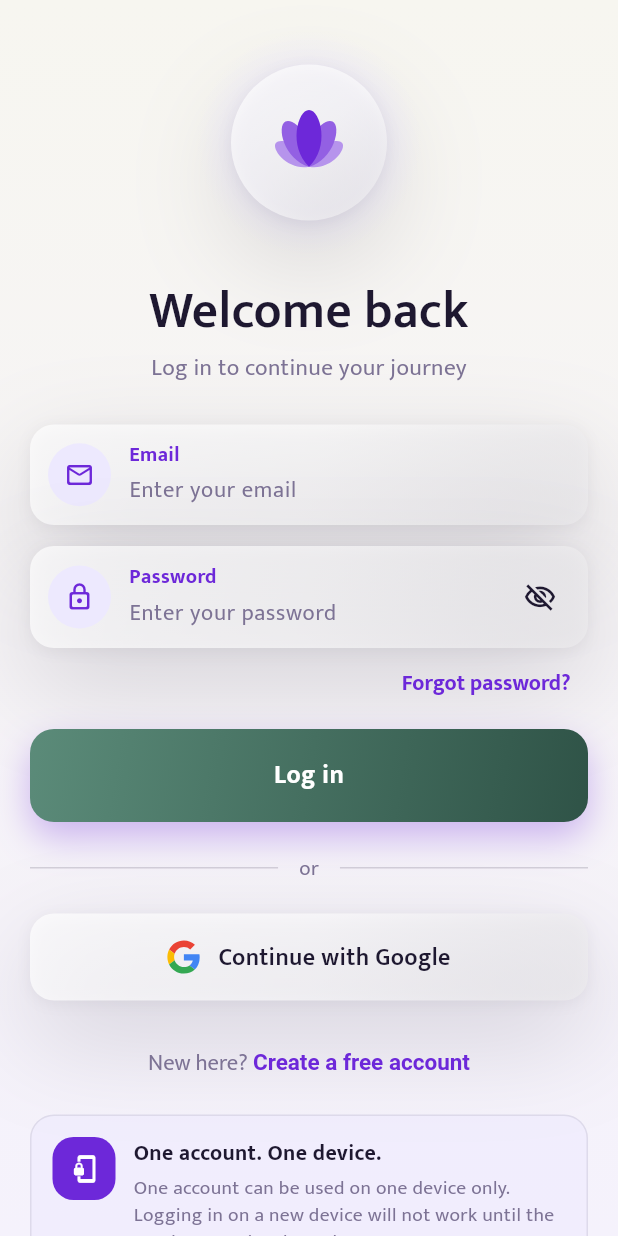
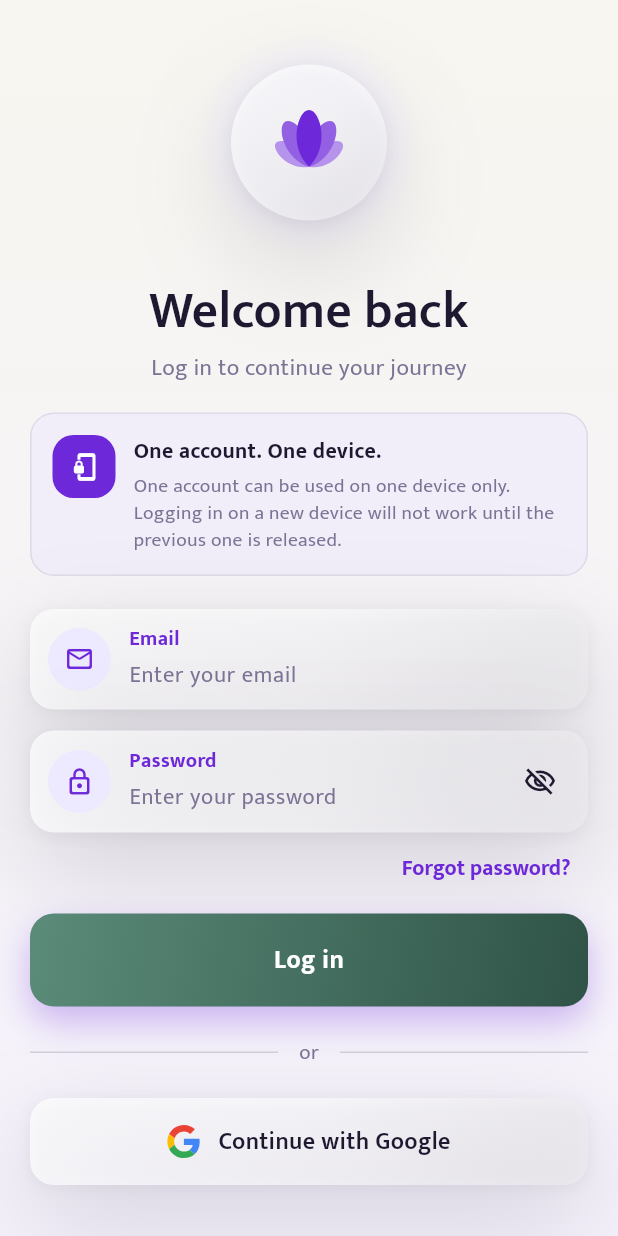
Before and after one commit to cyberking-coder/Rishi_app2, a Flutter app: the screen it shows after launch, on a phone screen of 412 x 824 dp. Run offline on Flutter 3.47's test engine with Material 3 defaults, Android fonts, the phone set to English and light mode, and no system bars; our stand-ins replace audio_service, chewie, device_info_plus, firebase_core, firebase_messaging, flutter_local_notifications and 10 more; missing offline and left inert: pointycastle; accounts and stored records are empty.

Commit message:
login: move the one-device note above the form so it's visible without scrolling (+31)
The 'One account. One device.' note sat at the very bottom of the login form,
below the Google/Apple buttons and the sign-up link — off the bottom of the
screen, so a user had to scroll to see it. Moved it directly under the subtitle,
above the email field, so the one-device-per-account rule is visible while
logging in.

Co-Authored-By: Claude Opus 4.8 <noreply@anthropic.com>
Claude-Session: https://claude.ai/code/session_01RGb8yEEt9J4juZUSabzN3b

```diff
--- a/mobile_app/lib/features/auth/presentation/screens/login_screen.dart
+++ b/mobile_app/lib/features/auth/presentation/screens/login_screen.dart
@@ -97,7 +97,19 @@ class _LoginScreenState extends ConsumerState<LoginScreen> {
                 color: AppTheme.textSecondary,
               ),
             ),
-            const SizedBox(height: 26),
+            const SizedBox(height: 18),
+            // Above the form on purpose, so the one-device-per-account lock is
+            // read as a rule up front rather than discovered as a failure at
+            // login. It used to sit below the sign-up link, off the bottom of
+            // the screen, where it had to be scrolled to.
+            const AuthInfoCard(
+              icon: Icons.phonelink_lock_outlined,
+              title: 'One account. One device.',
+              body: 'One account can be used on one device only. Logging in '
+                  'on a new device will not work until the previous one is '
+                  'released.',
+            ),
+            const SizedBox(height: 22),
             AuthTextField(
               controller: _emailController,
               label: 'Email',
@@ -166,17 +178,6 @@ class _LoginScreenState extends ConsumerState<LoginScreen> {
                 ),
               ),
             ),
-            const SizedBox(height: 10),
-            // Sets expectations up front for the one-device-per-account
-            // lock, so a user hitting it later understands why rather
-            // than reading it as a bug.
-            const AuthInfoCard(
-              icon: Icons.phonelink_lock_outlined,
-              title: 'One account. One device.',
-              body: 'One account can be used on one device only. Logging in '
-                  'on a new device will not work until the previous one is '
-                  'released.',
-            ),
           ],
         ),
       ),
--- a/mobile_app/pubspec.yaml
+++ b/mobile_app/pubspec.yaml
@@ -130,7 +130,10 @@ publish_to: "none"
 # BoxFit.contain: a square image still fills a square box with no gap, and any
 # other shape is shown in full, letterboxed against the surface behind. One
 # upload now looks right in every section.
-version: 2.2.2+30
+# +31 moves the "One account. One device." note above the login form (it was
+# below the sign-up link, off the bottom of the screen) so it is visible while
+# signing in rather than only after a scroll.
+version: 2.2.2+31
 
 environment:
   sdk: ">=3.3.0 <4.0.0"
```
